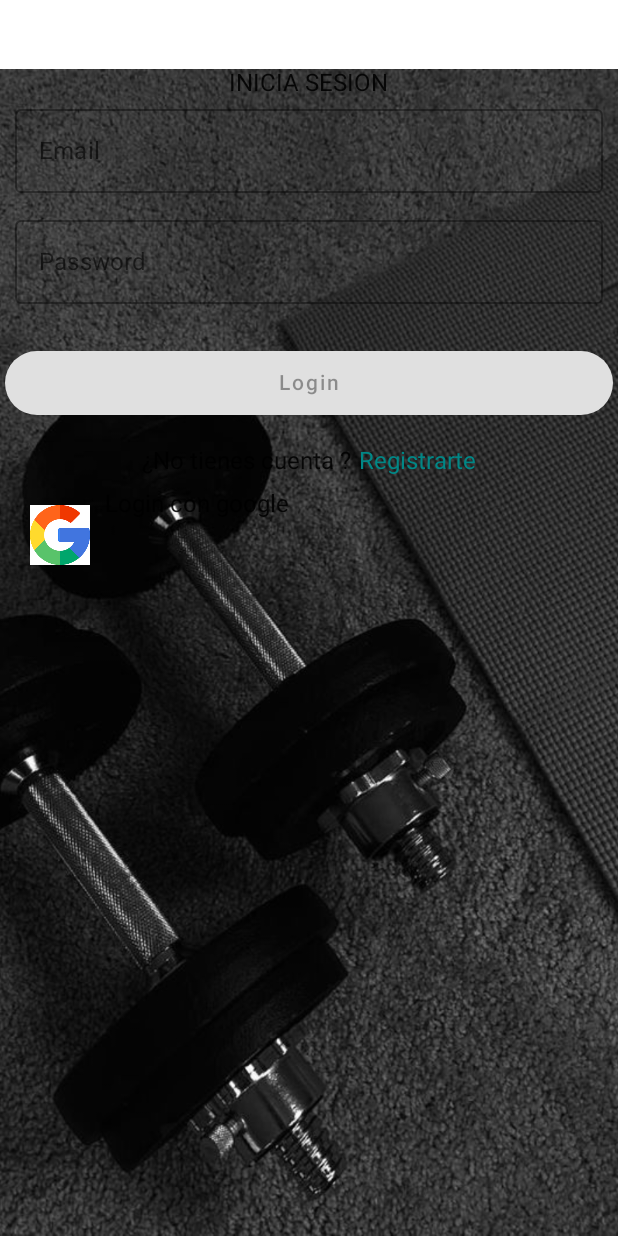
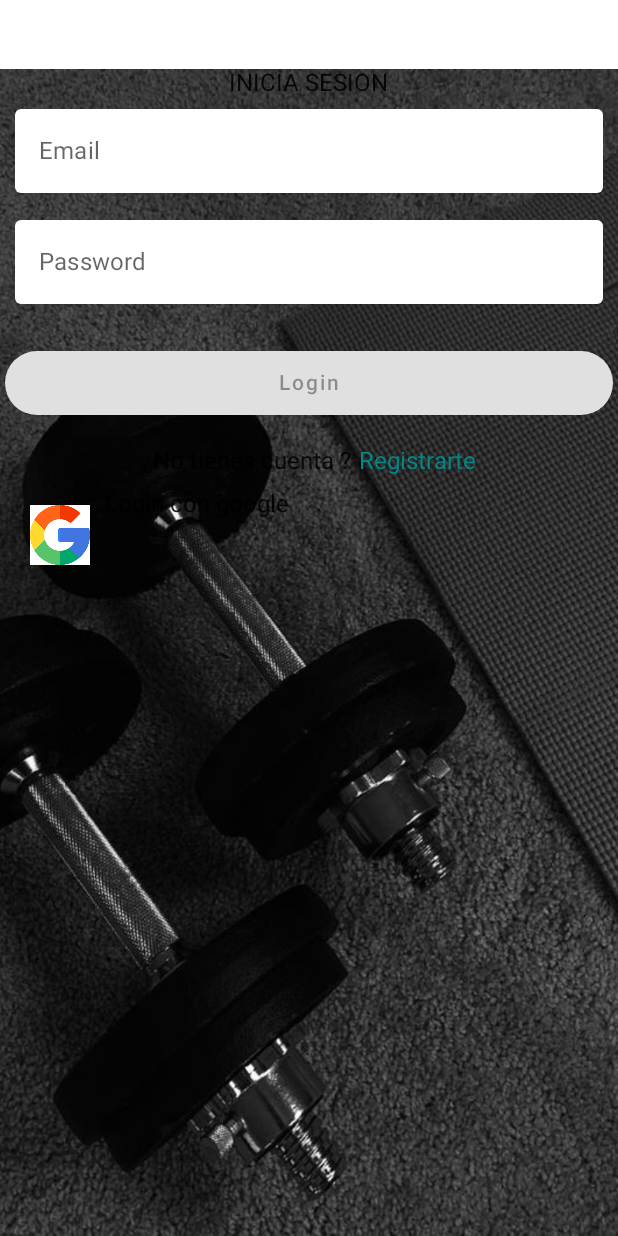
Before and after one commit to josmanm/AppMovilSmartCoach, an Android app built with Jetpack Compose: the screen it shows after launch (MainActivity), on a phone screen of 412 x 824 dp. Run offline under Robolectric (Android 15) with nearby library versions, the phone set to English and light mode, and no system bars; our stand-ins replace Firebase (no records; nobody signed in at launch, a user with empty details on screens opened directly).

Commit message:
Modificación de colores del login

```diff
--- a/app/src/main/java/co/edu/appmovilsmartcoach/screens/login/SmartCoachLoginsScreen.kt
+++ b/app/src/main/java/co/edu/appmovilsmartcoach/screens/login/SmartCoachLoginsScreen.kt
@@ -23,6 +23,7 @@ import androidx.compose.ui.Alignment
 import androidx.compose.ui.ExperimentalComposeUiApi
 import androidx.compose.ui.Modifier
 import androidx.compose.ui.draw.clip
+import androidx.compose.ui.graphics.Color
 import androidx.compose.ui.layout.ContentScale
 import androidx.compose.ui.platform.LocalSoftwareKeyboardController
 import androidx.compose.ui.res.painterResource
@@ -218,6 +219,11 @@ fun PasswordInput(
                 singleLine = true,
                 keyboardOptions = KeyboardOptions(
                         keyboardType = KeyboardType.Password
+                ),colors = TextFieldDefaults.textFieldColors(
+                        backgroundColor = Color.White,
+                        focusedIndicatorColor = Color.Transparent,
+                        unfocusedIndicatorColor = Color.Transparent,
+                        disabledIndicatorColor = Color.Transparent
                 ),
                 modifier = Modifier
                         .padding(bottom = 10.dp, start = 10.dp, end = 10.dp)
@@ -274,6 +280,11 @@ fun InputField(
                         .fillMaxWidth(),
                 keyboardOptions = KeyboardOptions(
                         keyboardType = keyboardType
-                )
+                ),colors = TextFieldDefaults.textFieldColors(
+                        backgroundColor = Color.White,
+                        focusedIndicatorColor = Color.Transparent,
+                        unfocusedIndicatorColor = Color.Transparent,
+                        disabledIndicatorColor = Color.Transparent
+                ),
         )
 }
```
